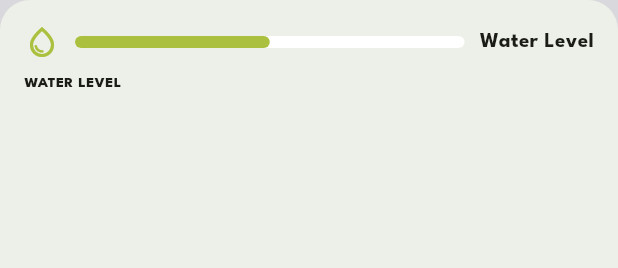
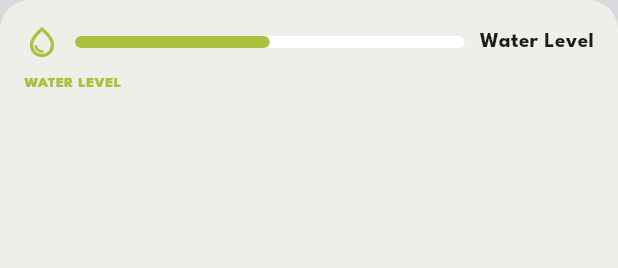
Before and after one commit to AvkaranSarminder/Screen2Green, a Flutter app: the PlantDataElement widget shown alone on an empty page, opened directly, on a phone screen of 412 x 824 dp. Shown: the top 268 px of the screen. Run offline on Flutter 3.47's test engine with Material 3 defaults, Android fonts, the phone set to English and light mode, and no system bars; drawn by our look-alikes of percent_indicator; our stand-ins replace supabase_flutter; accounts and stored records are empty.

Commit message:
Fixing coloring issue

```diff
--- a/lib/components/atoms/plant_data_element.dart
+++ b/lib/components/atoms/plant_data_element.dart
@@ -45,8 +45,11 @@
           const SizedBox(height: 8),
           Text(
             label.toUpperCase(),
-            style: const TextStyle(fontSize: 10, fontWeight: FontWeight.w800),
-            selectionColor: colorScheme.primary,
+            style: TextStyle(
+              fontSize: 10,
+              fontWeight: FontWeight.w800,
+              color: colorScheme.primary,
+            ),
           ),
         ],
       ),
```
